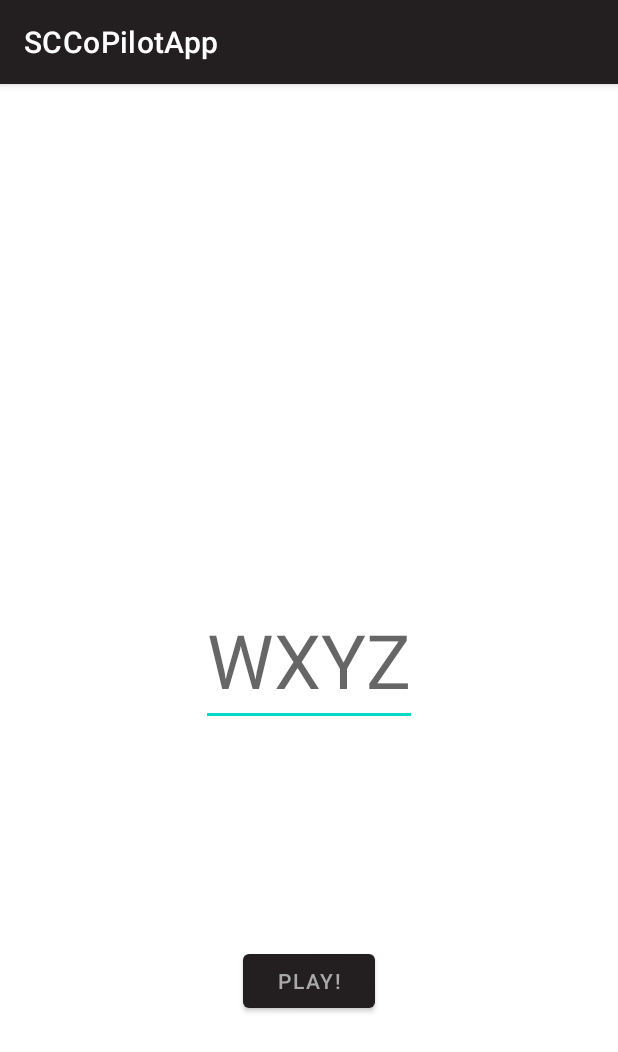
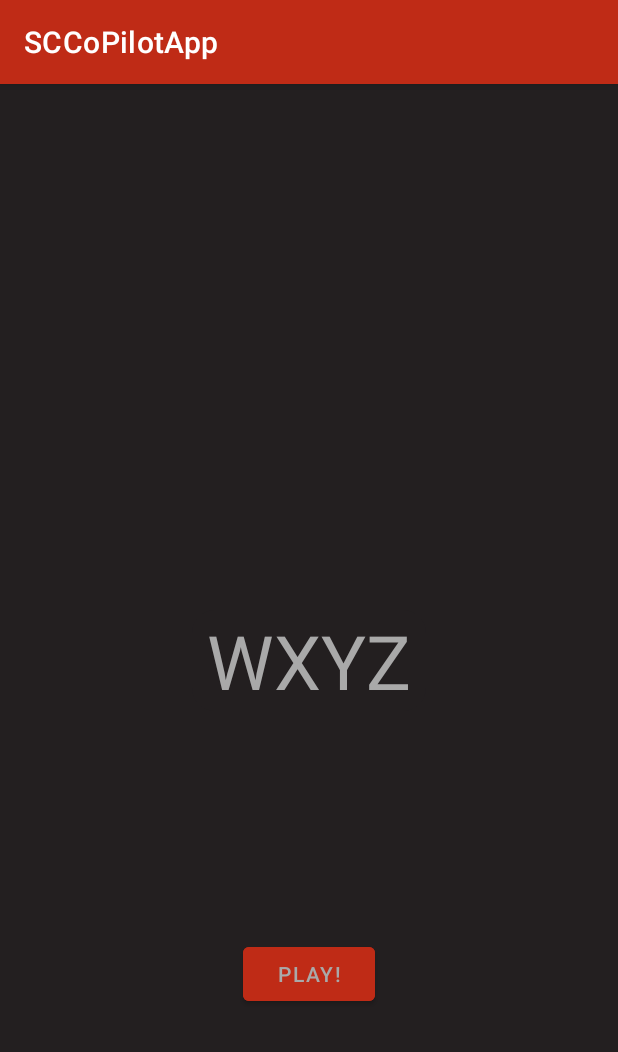
Before and after one commit to greggriffin2/Desktop-MobileGame_v2, an Android app: the screen it shows after launch (MainActivity), on a phone screen of 412 x 824 dp. Shown: the top 1052 px of the screen. Run offline under Robolectric (Android 15) with nearby library versions, the phone set to English and light mode, and no system bars; our stand-ins replace navigation-ui; libraries missing offline, so code that uses them is left out: org.webrtc; 7 statements that could not run were skipped.

Commit message:
Color Changes
Updated the color of the action bar, backgrounds, buttons, and text and made it into a theme.

```diff
--- a/SCCoPilotApp/app/src/main/java/com/example/sccopilotapp/MainActivity.java
+++ b/SCCoPilotApp/app/src/main/java/com/example/sccopilotapp/MainActivity.java
@@ -3,6 +3,8 @@ package com.example.sccopilotapp;
 import static android.content.ContentValues.TAG;
 
 import android.content.Intent;
+import android.graphics.Color;
+import android.graphics.drawable.ColorDrawable;
 import android.os.Bundle;
 import android.util.Log;
 import android.view.View;
@@ -15,6 +17,7 @@ import com.example.sccopilotapp.gamesync.GameSyncSingleton;
 import com.example.sccopilotapp.gamesync.SynchronizationFacade;
 import com.google.android.material.bottomnavigation.BottomNavigationView;
 
+import androidx.appcompat.app.ActionBar;
 import androidx.appcompat.app.AppCompatActivity;
 import androidx.constraintlayout.widget.ConstraintSet;
 import androidx.navigation.NavController;
@@ -37,6 +40,13 @@ public class MainActivity extends AppCompatActivity {
         setContentView(R.layout.activity_main);
         codeText = findViewById(R.id.inputCode);
         playButton = findViewById(R.id.playButton);
+        /**
+        * Make Home Action Bar Red (shipRed in colors.xml)
+        */
+        ActionBar actionBar;
+        actionBar = getSupportActionBar();
+        ColorDrawable colorDrawable = new ColorDrawable(Color.parseColor("#BF2B16"));
+        actionBar.setBackgroundDrawable(colorDrawable);
     }
 
     public void onStart() {
--- /dev/null
+++ b/SCCoPilotApp/app/src/main/res/drawable/rounded_edit_text.xml
@@ -0,0 +1,13 @@
+<?xml version="1.0" encoding="utf-8"?>
+<!--  res/drawable/rounded_edittext.xml -->
+<shape xmlns:android="http://schemas.android.com/apk/res/android"
+    android:shape="rectangle"
+    android:padding="10dp">
+
+    <solid android:color="#FFFFFF" />
+    <corners
+        android:bottomRightRadius="15dp"
+        android:bottomLeftRadius="15dp"
+        android:topLeftRadius="15dp"
+        android:topRightRadius="15dp" />
+</shape>
--- a/SCCoPilotApp/app/src/main/res/layout/activity_main.xml
+++ b/SCCoPilotApp/app/src/main/res/layout/activity_main.xml
@@ -12,8 +12,14 @@
         android:layout_height="wrap_content"
         android:textAlignment="center"
         android:textSize="50dp"
+        android:background="@drawable/rounded_edit_text"
+        android:backgroundTint="@color/lampBlack"
+        android:textColor="@color/darkGray"
         android:maxLength="20"
+        android:textColorHint="@color/darkGray"
         android:hint="WXYZ"
+        android:paddingRight="10dp"
+        android:paddingLeft="10dp"
         app:layout_constraintStart_toStartOf="parent"
         app:layout_constraintEnd_toEndOf="parent"
         app:layout_constraintTop_toTopOf="parent"
@@ -23,6 +29,7 @@
         android:id="@+id/playButton"
         android:layout_width="wrap_content"
         android:layout_height="wrap_content"
+        android:backgroundTint="@color/shipRed"
         app:layout_constraintStart_toStartOf="parent"
         app:layout_constraintEnd_toEndOf="parent"
         android:text="Play!"
--- a/SCCoPilotApp/app/src/main/res/layout/activity_main_game.xml
+++ b/SCCoPilotApp/app/src/main/res/layout/activity_main_game.xml
@@ -12,6 +12,7 @@
         android:layout_height="250dp"
         android:textAlignment="center"
         android:textSize="25sp"
+        android:backgroundTint="@color/shipRed"
         android:text="CLICK!"
         app:layout_constraintTop_toTopOf="parent"
         app:layout_constraintBottom_toBottomOf="parent"
@@ -24,6 +25,7 @@
         android:id="@+id/upgradesButton"
         android:layout_width="100dp"
         android:layout_height="wrap_content"
+        android:backgroundTint="@color/shipRed"
         android:textSize="10dp"
         android:text="Upgrades"
         app:layout_constraintStart_toStartOf="parent"
@@ -38,6 +40,7 @@
         android:id="@+id/leaderboardButton"
         android:layout_width="100dp"
         android:layout_height="wrap_content"
+        android:backgroundTint="@color/shipRed"
         android:textSize="8dp"
         android:text="Leaderboard"
         app:layout_constraintStart_toEndOf="@id/upgradesButton"
@@ -52,6 +55,7 @@
         android:id="@+id/exitButton"
         android:layout_width="100dp"
         android:layout_height="wrap_content"
+        android:backgroundTint="@color/shipRed"
         android:textSize="10dp"
         android:text="Exit"
         app:layout_constraintStart_toStartOf="parent"
@@ -66,6 +70,7 @@
         android:id="@+id/settingsButton"
         android:layout_width="110dp"
         android:layout_height="wrap_content"
+        android:backgroundTint="@color/shipRed"
         android:text="Settings"
         app:layout_constraintEnd_toEndOf="parent"
         app:layout_constraintLeft_toLeftOf="parent"
--- a/SCCoPilotApp/app/src/main/res/values/themes.xml
+++ b/SCCoPilotApp/app/src/main/res/values/themes.xml
@@ -12,6 +12,7 @@
         <!-- Status bar color. -->
         <item name="android:statusBarColor" tools:targetApi="l">?attr/colorPrimaryVariant</item>
         <!-- Customize your theme here. -->
-
+        <item name="android:windowBackground">@color/lampBlack</item>
+        <item name="android:textColor">@color/darkGray</item>
     </style>
 </resources>
```
